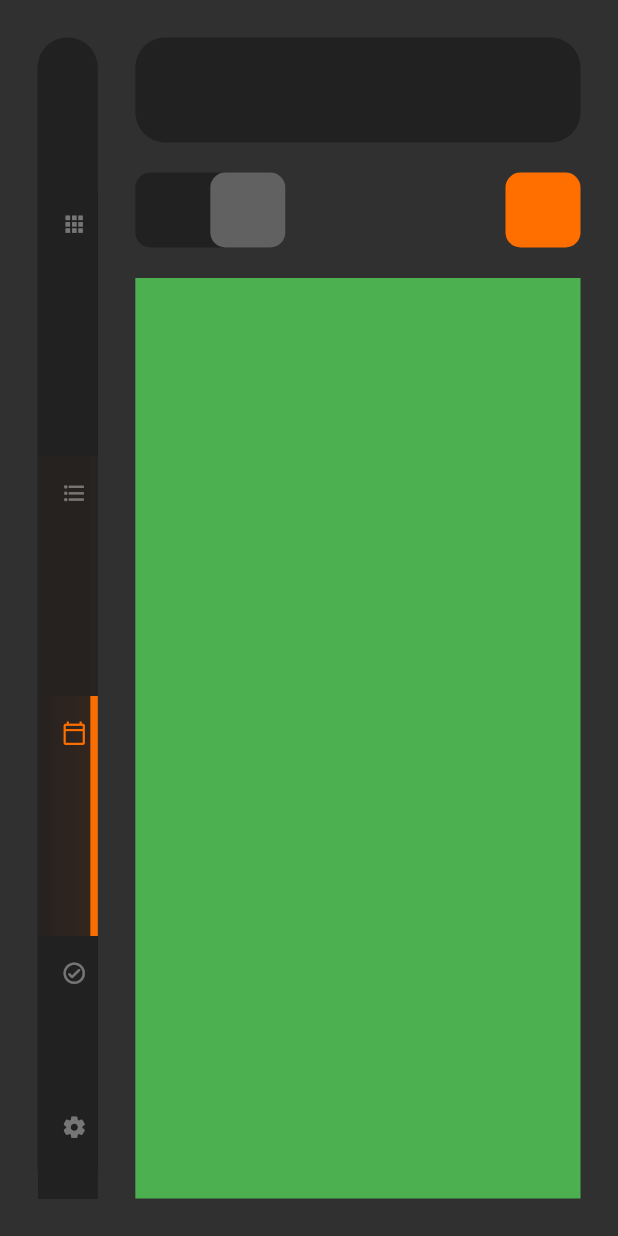
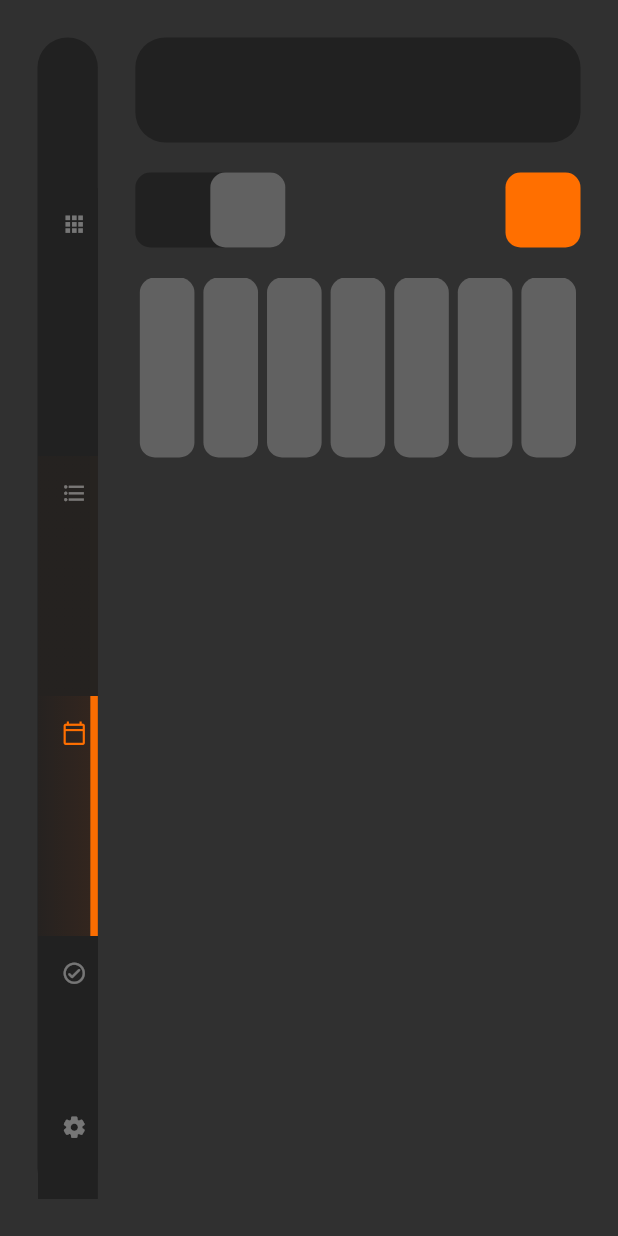
Before and after one commit to c3n7/kalera, a Flutter app: the screen it shows after launch, swiped to page 3, on a phone screen of 412 x 824 dp. Run offline on Flutter 3.47's test engine with Material 2 defaults, Android fonts, the light colour scheme and no system bars; our stand-ins replace flutter_svg.

Commit message:
Added week view basic layout

```diff
--- a/lib/components/WeekView.dart
+++ b/lib/components/WeekView.dart
@@ -1,12 +1,25 @@
 import 'package:flutter/material.dart';
+import 'weekview/WeekViewTask.dart';
 
 class WeekView extends StatelessWidget {
   @override
   Widget build(BuildContext context) {
     return Padding(
       padding: EdgeInsets.only(left: 25),
-      child: Container(
-        color: Colors.green,
+      child: Table(
+        children: <TableRow>[
+          TableRow(
+            children: <Widget>[
+              WeekViewTask(),
+              WeekViewTask(),
+              WeekViewTask(),
+              WeekViewTask(),
+              WeekViewTask(),
+              WeekViewTask(),
+              WeekViewTask(),
+            ],
+          ),
+        ],
       ),
     );
   }
--- /dev/null
+++ b/lib/components/weekview/WeekViewTask.dart
@@ -0,0 +1,19 @@
+import 'package:flutter/material.dart';
+
+class WeekViewTask extends StatelessWidget {
+  @override
+  Widget build(BuildContext context) {
+    return TableCell(
+      child: Padding(
+        padding: EdgeInsets.symmetric(horizontal: 3),
+        child: Container(
+          height: 120,
+          decoration: BoxDecoration(
+            borderRadius: BorderRadius.all(Radius.circular(10)),
+            color: Colors.grey[700],
+          ),
+        ),
+      ),
+    );
+  }
+}
```
